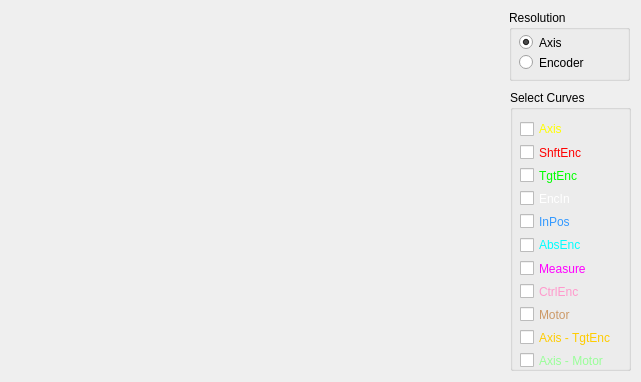
Qt form src/ui_icepapcms/qt_designer_files/dialogcurves.ui (MaxIV-KitsControls/app-cells-icepapcms) before a commit.
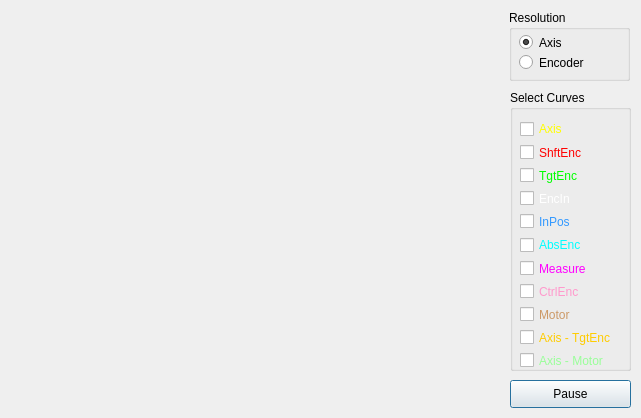
The same form after that commit.

Commit message: Added a pause button.

Diff of the .ui file:
```diff
--- a/src/ui_icepapcms/qt_designer_files/dialogcurves.ui
+++ b/src/ui_icepapcms/qt_designer_files/dialogcurves.ui
@@ -7,7 +7,7 @@
     <x>0</x>
     <y>0</y>
     <width>641</width>
-    <height>382</height>
+    <height>418</height>
    </rect>
   </property>
   <property name="minimumSize">
@@ -25,7 +25,7 @@
      <x>10</x>
      <y>10</y>
      <width>491</width>
-     <height>361</height>
+     <height>401</height>
     </rect>
    </property>
    <layout class="QGridLayout" name="gridLayout">
@@ -979,6 +979,19 @@
     </property>
    </widget>
   </widget>
+  <widget class="QPushButton" name="buttonPause">
+   <property name="geometry">
+    <rect>
+     <x>510</x>
+     <y>380</y>
+     <width>121</width>
+     <height>28</height>
+    </rect>
+   </property>
+   <property name="text">
+    <string>Pause</string>
+   </property>
+  </widget>
  </widget>
  <resources/>
  <connections/>
```
The commit also changes 2 other files.
